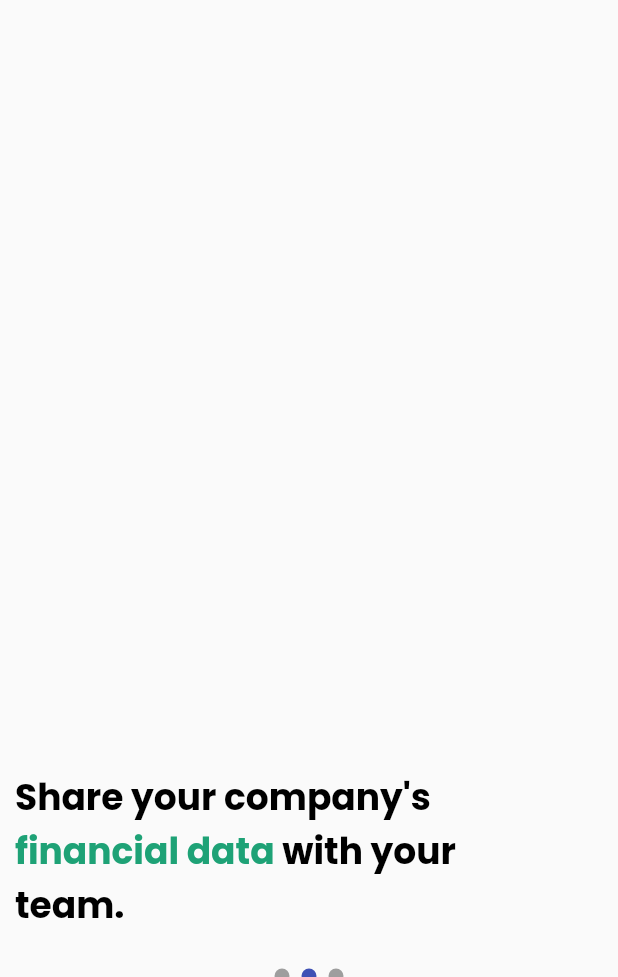
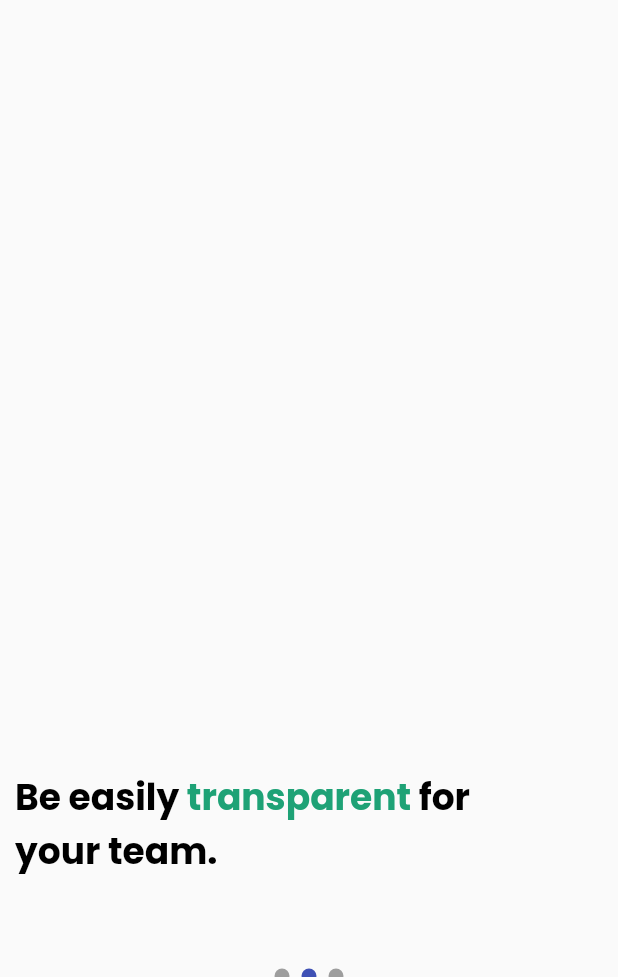
Before and after one commit to RifautAlexis/clearify, a Flutter app: the screen it shows after launch, on a phone screen of 412 x 824 dp, the part 113-1090 px from its top. Run offline on Flutter 3.47's test engine with Material 2 defaults, Android fonts, the light colour scheme and no system bars; drawn by our look-alikes of smooth_page_indicator, styled_text; our stand-ins replace flutter_svg, get, google_fonts; missing offline and left inert: sign_button.

Commit message:
Add index to display different texts in home screen

```diff
--- a/clearify/lib/screens/onboarding/home/home.dart
+++ b/clearify/lib/screens/onboarding/home/home.dart
@@ -15,7 +15,7 @@ class HomeScreen extends StatelessWidget {
   Widget build(BuildContext context) {
     const slogans = [
       "Share your company's <primaryColor>financial data</primaryColor> with your team.",
-      'Be easily <primaryColor>transparent</primaryColor> for your all team.',
+      'Be easily <primaryColor>transparent</primaryColor> for your team.',
       '<primaryColor>Fight discrimination</primaryColor> thanks to Clearify !',
     ];
     final styleTags = {
--- a/clearify/lib/widgets/text_carousel/text_carousel.dart
+++ b/clearify/lib/widgets/text_carousel/text_carousel.dart
@@ -24,10 +24,10 @@ class TextCarousel extends GetView<TextCarouselController> {
               controller: controller.pageController,
               children: List.generate(
                 texts.length,
-                (_) => Container(
+                (int index) => Container(
                   margin: EdgeInsets.fromLTRB(10.0, 0.0, 50.0, 0.0),
                   child: StyledText(
-                    text: texts[0],
+                    text: texts[index],
                     style: Get.textTheme.heading1,
                     tags: styleTags,
                   ),
```
